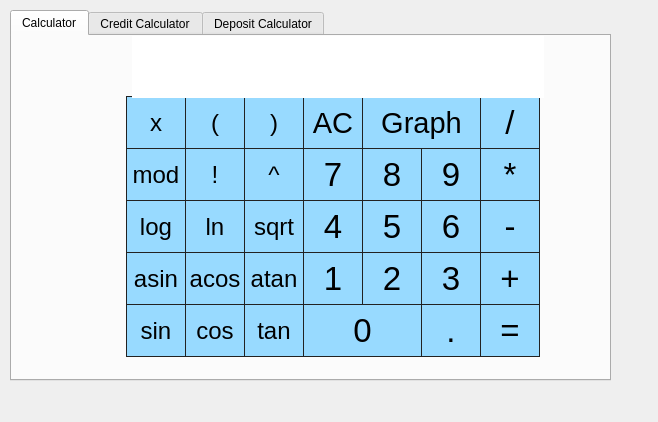
Qt form src/SmartCalc/Views/WinCalc.ui (rozhnof/SmartCalc) before a commit.
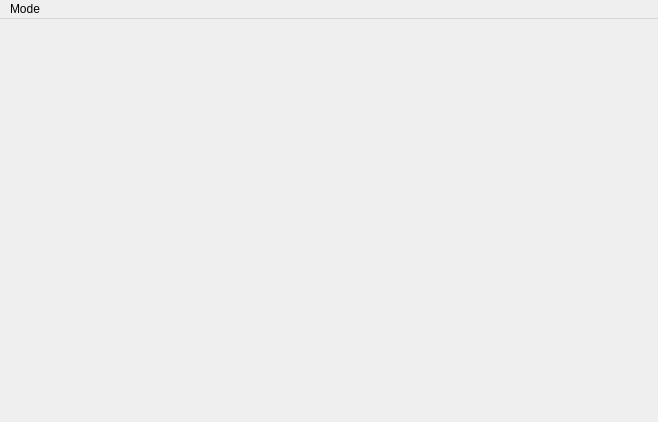
The same form after that commit.

```diff
--- a/src/SmartCalc/Views/WinCalc.ui
+++ b/src/SmartCalc/Views/WinCalc.ui
@@ -25,1383 +25,23 @@
   <property name="windowTitle">
    <string>MainWindow</string>
   </property>
-  <widget class="QWidget" name="MainWidget">
-   <widget class="QTabWidget" name="MainTab">
-    <property name="geometry">
-     <rect>
-      <x>10</x>
-      <y>10</y>
-      <width>601</width>
-      <height>371</height>
-     </rect>
-    </property>
-    <property name="currentIndex">
-     <number>0</number>
-    </property>
-    <widget class="QWidget" name="Calculator">
-     <attribute name="title">
-      <string>Calculator</string>
-     </attribute>
-     <widget class="QPushButton" name="ButtonGetResult">
-      <property name="geometry">
-       <rect>
-        <x>468</x>
-        <y>268</y>
-        <width>60</width>
-        <height>53</height>
-       </rect>
-      </property>
-      <property name="minimumSize">
-       <size>
-        <width>60</width>
-        <height>10</height>
-       </size>
-      </property>
-      <property name="maximumSize">
-       <size>
-        <width>60</width>
-        <height>100</height>
-       </size>
-      </property>
-      <property name="font">
-       <font>
-        <pointsize>25</pointsize>
-       </font>
-      </property>
-      <property name="styleSheet">
-       <string notr="true">QPushButton {
-	 background-color: rgb(152, 218, 255);
-   border: 1px solid rgb(34, 34, 34);
-color: black;
-}
-QPushButton:pressed {
-    background-color: rgb(0, 0, 0);
-}</string>
-      </property>
-      <property name="text">
-       <string>=</string>
-      </property>
-     </widget>
-     <widget class="QPushButton" name="ButtonDrawGraph">
-      <property name="geometry">
-       <rect>
-        <x>350</x>
-        <y>60</y>
-        <width>119</width>
-        <height>53</height>
-       </rect>
-      </property>
-      <property name="minimumSize">
-       <size>
-        <width>0</width>
-        <height>10</height>
-       </size>
-      </property>
-      <property name="maximumSize">
-       <size>
-        <width>1000</width>
-        <height>10000</height>
-       </size>
-      </property>
-      <property name="font">
-       <font>
-        <pointsize>22</pointsize>
-       </font>
-      </property>
-      <property name="styleSheet">
-       <string notr="true">QPushButton {
-	 background-color: rgb(152, 218, 255);
-   border: 1px solid rgb(34, 34, 34);
-color: black;
-}
-QPushButton:pressed {
-    background-color: rgb(0, 0, 0);
-}</string>
-      </property>
-      <property name="text">
-       <string>Graph</string>
-      </property>
-     </widget>
-     <widget class="QPushButton" name="ButtonCos">
-      <property name="geometry">
-       <rect>
-        <x>173</x>
-        <y>268</y>
-        <width>60</width>
-        <height>53</height>
-       </rect>
-      </property>
-      <property name="minimumSize">
-       <size>
-        <width>60</width>
-        <height>10</height>
-       </size>
-      </property>
-      <property name="maximumSize">
-       <size>
-        <width>60</width>
-        <height>100</height>
-       </size>
-      </property>
-      <property name="font">
-       <font>
-        <pointsize>18</pointsize>
-       </font>
-      </property>
-      <property name="styleSheet">
-       <string notr="true">QPushButton {
-	 background-color: rgb(152, 218, 255);
-   border: 1px solid rgb(34, 34, 34);
-color: black;
-}
-QPushButton:pressed {
-    background-color: rgb(0, 0, 0);
-}</string>
-      </property>
-      <property name="text">
-       <string>cos</string>
-      </property>
-     </widget>
-     <widget class="QPushButton" name="ButtonLog">
-      <property name="geometry">
-       <rect>
-        <x>114</x>
-        <y>164</y>
-        <width>60</width>
-        <height>53</height>
-       </rect>
-      </property>
-      <property name="minimumSize">
-       <size>
-        <width>60</width>
-        <height>10</height>
-       </size>
-      </property>
-      <property name="maximumSize">
-       <size>
-        <width>60</width>
-        <height>100</height>
-       </size>
-      </property>
-      <property name="font">
-       <font>
-        <pointsize>18</pointsize>
-       </font>
-      </property>
-      <property name="styleSheet">
-       <string notr="true">QPushButton {
-	 background-color: rgb(152, 218, 255);
-   border: 1px solid rgb(34, 34, 34);
-color: black;
-}
-QPushButton:pressed {
-    background-color: rgb(0, 0, 0);
-}</string>
-      </property>
-      <property name="text">
-       <string>log</string>
-      </property>
-     </widget>
-     <widget class="QPushButton" name="ButtonTan">
-      <property name="geometry">
-       <rect>
-        <x>232</x>
-        <y>268</y>
-        <width>60</width>
-        <height>53</height>
-       </rect>
-      </property>
-      <property name="minimumSize">
-       <size>
-        <width>60</width>
-        <height>10</height>
-       </size>
-      </property>
-      <property name="maximumSize">
-       <size>
-        <width>60</width>
-        <height>100</height>
-       </size>
-      </property>
-      <property name="font">
-       <font>
-        <pointsize>18</pointsize>
-       </font>
-      </property>
-      <property name="styleSheet">
-       <string notr="true">QPushButton {
-	 background-color: rgb(152, 218, 255);
-   border: 1px solid rgb(34, 34, 34);
-color: black;
-}
-QPushButton:pressed {
-    background-color: rgb(0, 0, 0);
-}</string>
-      </property>
-      <property name="text">
-       <string>tan</string>
-      </property>
-      <property name="autoExclusive">
-       <bool>false</bool>
-      </property>
-      <property name="autoDefault">
-       <bool>false</bool>
-      </property>
-     </widget>
-     <widget class="QPushButton" name="Button5">
-      <property name="geometry">
-       <rect>
-        <x>350</x>
-        <y>164</y>
-        <width>60</width>
-        <height>53</height>
-       </rect>
-      </property>
-      <property name="minimumSize">
-       <size>
-        <width>60</width>
-        <height>10</height>
-       </size>
-      </property>
-      <property name="maximumSize">
-       <size>
-        <width>60</width>
-        <height>100</height>
-       </size>
-      </property>
-      <property name="font">
-       <font>
-        <pointsize>25</pointsize>
-       </font>
-      </property>
-      <property name="styleSheet">
-       <string notr="true">QPushButton {
-	 background-color: rgb(152, 218, 255);
-   border: 1px solid rgb(34, 34, 34);
-color: black;
-}
-QPushButton:pressed {
-    background-color: rgb(0, 0, 0);
-}</string>
-      </property>
-      <property name="text">
-       <string>5</string>
-      </property>
-     </widget>
-     <widget class="QPushButton" name="ButtonAcos">
-      <property name="geometry">
-       <rect>
-        <x>173</x>
-        <y>216</y>
-        <width>60</width>
-        <height>53</height>
-       </rect>
-      </property>
-      <property name="minimumSize">
-       <size>
-        <width>60</width>
-        <height>10</height>
-       </size>
-      </property>
-      <property name="maximumSize">
-       <size>
-        <width>60</width>
-        <height>100</height>
-       </size>
-      </property>
-      <property name="font">
-       <font>
-        <pointsize>18</pointsize>
-       </font>
-      </property>
-      <property name="styleSheet">
-       <string notr="true">QPushButton {
-	 background-color: rgb(152, 218, 255);
-   border: 1px solid rgb(34, 34, 34);
-color: black;
-}
-QPushButton:pressed {
-    background-color: rgb(0, 0, 0);
-}</string>
-      </property>
-      <property name="text">
-       <string>acos</string>
-      </property>
-     </widget>
-     <widget class="QPushButton" name="Button3">
-      <property name="geometry">
-       <rect>
-        <x>409</x>
-        <y>216</y>
-        <width>60</width>
-        <height>53</height>
-       </rect>
-      </property>
-      <property name="minimumSize">
-       <size>
-        <width>60</width>
-        <height>10</height>
-       </size>
-      </property>
-      <property name="maximumSize">
-       <size>
-        <width>60</width>
-        <height>100</height>
-       </size>
-      </property>
-      <property name="font">
-       <font>
-        <pointsize>25</pointsize>
-       </font>
-      </property>
-      <property name="styleSheet">
-       <string notr="true">QPushButton {
-	 background-color: rgb(152, 218, 255);
-   border: 1px solid rgb(34, 34, 34);
-color: black;
-}
-QPushButton:pressed {
-    background-color: rgb(0, 0, 0);
-}</string>
-      </property>
-      <property name="text">
-       <string>3</string>
-      </property>
-     </widget>
-     <widget class="QPushButton" name="Button8">
-      <property name="geometry">
-       <rect>
-        <x>350</x>
-        <y>112</y>
-        <width>60</width>
-        <height>53</height>
-       </rect>
-      </property>
-      <property name="minimumSize">
-       <size>
-        <width>60</width>
-        <height>10</height>
-       </size>
-      </property>
-      <property name="maximumSize">
-       <size>
-        <width>60</width>
-        <height>100</height>
-       </size>
-      </property>
-      <property name="font">
-       <font>
-        <pointsize>25</pointsize>
-       </font>
-      </property>
-      <property name="styleSheet">
-       <string notr="true">QPushButton {
-	 background-color: rgb(152, 218, 255);
-   border: 1px solid rgb(34, 34, 34);
-color: black;
-}
-QPushButton:pressed {
-    background-color: rgb(0, 0, 0);
-}</string>
-      </property>
-      <property name="text">
-       <string>8</string>
-      </property>
-     </widget>
-     <widget class="QPushButton" name="Button0">
-      <property name="geometry">
-       <rect>
-        <x>291</x>
-        <y>268</y>
-        <width>119</width>
-        <height>53</height>
-       </rect>
-      </property>
-      <property name="minimumSize">
-       <size>
-        <width>119</width>
-        <height>10</height>
-       </size>
-      </property>
-      <property name="maximumSize">
-       <size>
-        <width>119</width>
-        <height>100</height>
-       </size>
-      </property>
-      <property name="font">
-       <font>
-        <pointsize>25</pointsize>
-       </font>
-      </property>
-      <property name="styleSheet">
-       <string notr="true">QPushButton {
-	 background-color: rgb(152, 218, 255);
-   border: 1px solid rgb(34, 34, 34);
-color: black;
-}
-QPushButton:pressed {
-    background-color: rgb(0, 0, 0);
-}</string>
-      </property>
-      <property name="text">
-       <string>0</string>
-      </property>
-     </widget>
-     <widget class="QPushButton" name="ButtonPow">
-      <property name="geometry">
-       <rect>
-        <x>232</x>
-        <y>112</y>
-        <width>60</width>
-        <height>53</height>
-       </rect>
-      </property>
-      <property name="minimumSize">
-       <size>
-        <width>60</width>
-        <height>10</height>
-       </size>
-      </property>
-      <property name="maximumSize">
-       <size>
-        <width>60</width>
-        <height>100</height>
-       </size>
-      </property>
-      <property name="font">
-       <font>
-        <pointsize>18</pointsize>
-       </font>
-      </property>
-      <property name="styleSheet">
-       <string notr="true">QPushButton {
-	 background-color: rgb(152, 218, 255);
-   border: 1px solid rgb(34, 34, 34);
-color: black;
-}
-QPushButton:pressed {
-    background-color: rgb(0, 0, 0);
-}</string>
-      </property>
-      <property name="text">
-       <string>^</string>
-      </property>
-     </widget>
-     <widget class="QPushButton" name="ButtonFactorial">
-      <property name="geometry">
-       <rect>
-        <x>173</x>
-        <y>112</y>
-        <width>60</width>
-        <height>53</height>
-       </rect>
-      </property>
-      <property name="minimumSize">
-       <size>
-        <width>60</width>
-        <height>10</height>
-       </size>
-      </property>
-      <property name="maximumSize">
-       <size>
-        <width>60</width>
-        <height>100</height>
-       </size>
-      </property>
-      <property name="font">
-       <font>
-        <pointsize>18</pointsize>
-       </font>
-      </property>
-      <property name="styleSheet">
-       <string notr="true">QPushButton {
-	 background-color: rgb(152, 218, 255);
-   border: 1px solid rgb(34, 34, 34);
-color: black;
-}
-QPushButton:pressed {
-    background-color: rgb(0, 0, 0);
-}</string>
-      </property>
-      <property name="text">
-       <string>!</string>
-      </property>
-     </widget>
-     <widget class="QPushButton" name="ButtonAsin">
-      <property name="geometry">
-       <rect>
-        <x>114</x>
-        <y>216</y>
-        <width>60</width>
-        <height>53</height>
-       </rect>
-      </property>
-      <property name="minimumSize">
-       <size>
-        <width>60</width>
-        <height>10</height>
-       </size>
-      </property>
-      <property name="maximumSize">
-       <size>
-        <width>60</width>
-        <height>100</height>
-       </size>
-      </property>
-      <property name="font">
-       <font>
-        <pointsize>18</pointsize>
-       </font>
-      </property>
-      <property name="styleSheet">
-       <string notr="true">QPushButton {
-	 background-color: rgb(152, 218, 255);
-   border: 1px solid rgb(34, 34, 34);
-color: black;
-}
-QPushButton:pressed {
-    background-color: rgb(0, 0, 0);
-}</string>
-      </property>
-      <property name="text">
-       <string>asin</string>
-      </property>
-     </widget>
-     <widget class="QPushButton" name="ButtonSub">
-      <property name="geometry">
-       <rect>
-        <x>468</x>
-        <y>164</y>
-        <width>60</width>
-        <height>53</height>
-       </rect>
-      </property>
-      <property name="minimumSize">
-       <size>
-        <width>60</width>
-        <height>10</height>
-       </size>
-      </property>
-      <property name="maximumSize">
-       <size>
-        <width>60</width>
-        <height>100</height>
-       </size>
-      </property>
-      <property name="font">
-       <font>
-        <pointsize>25</pointsize>
-       </font>
-      </property>
-      <property name="styleSheet">
-       <string notr="true">QPushButton {
-	 background-color: rgb(152, 218, 255);
-   border: 1px solid rgb(34, 34, 34);
-color: black;
-}
-QPushButton:pressed {
-    background-color: rgb(0, 0, 0);
-}</string>
-      </property>
-      <property name="text">
-       <string>-</string>
-      </property>
-     </widget>
-     <widget class="QPushButton" name="ButtonLn">
-      <property name="geometry">
-       <rect>
-        <x>173</x>
-        <y>164</y>
-        <width>60</width>
-        <height>53</height>
-       </rect>
-      </property>
-      <property name="minimumSize">
-       <size>
-        <width>60</width>
-        <height>10</height>
-       </size>
-      </property>
-      <property name="maximumSize">
-       <size>
-        <width>60</width>
-        <height>100</height>
-       </size>
-      </property>
-      <property name="font">
-       <font>
-        <pointsize>18</pointsize>
-       </font>
-      </property>
-      <property name="styleSheet">
-       <string notr="true">QPushButton {
-	 background-color: rgb(152, 218, 255);
-   border: 1px solid rgb(34, 34, 34);
-color: black;
-}
-QPushButton:pressed {
-    background-color: rgb(0, 0, 0);
-}</string>
-      </property>
-      <property name="text">
-       <string>ln</string>
-      </property>
-     </widget>
-     <widget class="QPushButton" name="ButtonAC">
-      <property name="geometry">
-       <rect>
-        <x>291</x>
-        <y>60</y>
-        <width>60</width>
-        <height>53</height>
-       </rect>
-      </property>
-      <property name="minimumSize">
-       <size>
-        <width>60</width>
-        <height>10</height>
-       </size>
-      </property>
-      <property name="maximumSize">
-       <size>
-        <width>60</width>
-        <height>100</height>
-       </size>
-      </property>
-      <property name="font">
-       <font>
-        <pointsize>22</pointsize>
-       </font>
-      </property>
-      <property name="styleSheet">
-       <string notr="true">QPushButton {
-	 background-color: rgb(152, 218, 255);
-   border: 1px solid rgb(34, 34, 34);
-color: black;
-}
-QPushButton:pressed {
-    background-color: rgb(0, 0, 0);
-}</string>
-      </property>
-      <property name="text">
-       <string>AC</string>
-      </property>
-     </widget>
-     <widget class="QPushButton" name="ButtonCloseBracket">
-      <property name="geometry">
-       <rect>
-        <x>232</x>
-        <y>60</y>
-        <width>60</width>
-        <height>53</height>
-       </rect>
-      </property>
-      <property name="minimumSize">
-       <size>
-        <width>60</width>
-        <height>10</height>
-       </size>
-      </property>
-      <property name="maximumSize">
-       <size>
-        <width>60</width>
-        <height>100</height>
-       </size>
-      </property>
-      <property name="font">
-       <font>
-        <pointsize>18</pointsize>
-       </font>
-      </property>
-      <property name="styleSheet">
-       <string notr="true">QPushButton {
-	 background-color: rgb(152, 218, 255);
-   border: 1px solid rgb(34, 34, 34);
-color: black;
-}
-QPushButton:pressed {
-    background-color: rgb(0, 0, 0);
-}</string>
-      </property>
-      <property name="text">
-       <string>)</string>
-      </property>
-     </widget>
-     <widget class="QPushButton" name="ButtonMul">
-      <property name="geometry">
-       <rect>
-        <x>468</x>
-        <y>112</y>
-        <width>60</width>
-        <height>53</height>
-       </rect>
-      </property>
-      <property name="minimumSize">
-       <size>
-        <width>60</width>
-        <height>10</height>
-       </size>
-      </property>
-      <property name="maximumSize">
-       <size>
-        <width>60</width>
-        <height>100</height>
-       </size>
-      </property>
-      <property name="font">
-       <font>
-        <pointsize>25</pointsize>
-       </font>
-      </property>
-      <property name="styleSheet">
-       <string notr="true">QPushButton {
-	 background-color: rgb(152, 218, 255);
-   border: 1px solid rgb(34, 34, 34);
-color: black;
-}
-QPushButton:pressed {
-    background-color: rgb(0, 0, 0);
-}</string>
-      </property>
-      <property name="text">
-       <string>*</string>
-      </property>
-     </widget>
-     <widget class="QPushButton" name="ButtonSin">
-      <property name="geometry">
-       <rect>
-        <x>114</x>
-        <y>268</y>
-        <width>60</width>
-        <height>53</height>
-       </rect>
-      </property>
-      <property name="minimumSize">
-       <size>
-        <width>60</width>
-        <height>10</height>
-       </size>
-      </property>
-      <property name="maximumSize">
-       <size>
-        <width>60</width>
-        <height>100</height>
-       </size>
-      </property>
-      <property name="font">
-       <font>
-        <pointsize>18</pointsize>
-       </font>
-      </property>
-      <property name="styleSheet">
-       <string notr="true">QPushButton {
-	 background-color: rgb(152, 218, 255);
-   border: 1px solid rgb(34, 34, 34);
-color: black;
-}
-QPushButton:pressed {
-    background-color: rgb(0, 0, 0);
-}</string>
-      </property>
-      <property name="text">
-       <string>sin</string>
-      </property>
-     </widget>
-     <widget class="QPushButton" name="ButtonX">
-      <property name="geometry">
-       <rect>
-        <x>114</x>
-        <y>60</y>
-        <width>60</width>
-        <height>53</height>
-       </rect>
-      </property>
-      <property name="minimumSize">
-       <size>
-        <width>60</width>
-        <height>10</height>
-       </size>
-      </property>
-      <property name="maximumSize">
-       <size>
-        <width>60</width>
-        <height>100</height>
-       </size>
-      </property>
-      <property name="font">
-       <font>
-        <pointsize>18</pointsize>
-       </font>
-      </property>
-      <property name="styleSheet">
-       <string notr="true">QPushButton {
-	 background-color: rgb(152, 218, 255);
-   border: 1px solid rgb(34, 34, 34);
-color: black;
-}
-QPushButton:pressed {
-    background-color: rgb(0, 0, 0);
-}</string>
-      </property>
-      <property name="text">
-       <string>x</string>
-      </property>
-     </widget>
-     <widget class="QPushButton" name="Button2">
-      <property name="geometry">
-       <rect>
-        <x>350</x>
-        <y>216</y>
-        <width>60</width>
-        <height>53</height>
-       </rect>
-      </property>
-      <property name="minimumSize">
-       <size>
-        <width>60</width>
-        <height>10</height>
-       </size>
-      </property>
-      <property name="maximumSize">
-       <size>
-        <width>60</width>
-        <height>100</height>
-       </size>
-      </property>
-      <property name="font">
-       <font>
-        <pointsize>25</pointsize>
-       </font>
-      </property>
-      <property name="styleSheet">
-       <string notr="true">QPushButton {
-	 background-color: rgb(152, 218, 255);
-   border: 1px solid rgb(34, 34, 34);
-color: black;
-}
-QPushButton:pressed {
-    background-color: rgb(0, 0, 0);
-}</string>
-      </property>
-      <property name="text">
-       <string>2</string>
-      </property>
-     </widget>
-     <widget class="QPushButton" name="Button9">
-      <property name="geometry">
-       <rect>
-        <x>409</x>
-        <y>112</y>
-        <width>60</width>
-        <height>53</height>
-       </rect>
-      </property>
-      <property name="minimumSize">
-       <size>
-        <width>60</width>
-        <height>10</height>
-       </size>
-      </property>
-      <property name="maximumSize">
-       <size>
-        <width>60</width>
-        <height>100</height>
-       </size>
-      </property>
-      <property name="font">
-       <font>
-        <pointsize>25</pointsize>
-       </font>
-      </property>
-      <property name="styleSheet">
-       <string notr="true">QPushButton {
-	 background-color: rgb(152, 218, 255);
-   border: 1px solid rgb(34, 34, 34);
-color: black;
-}
-QPushButton:pressed {
-    background-color: rgb(0, 0, 0);
-}</string>
-      </property>
-      <property name="text">
-       <string>9</string>
-      </property>
-     </widget>
-     <widget class="QPushButton" name="Button4">
-      <property name="geometry">
-       <rect>
-        <x>291</x>
-        <y>164</y>
-        <width>60</width>
-        <height>53</height>
-       </rect>
-      </property>
-      <property name="minimumSize">
-       <size>
-        <width>60</width>
-        <height>10</height>
-       </size>
-      </property>
-      <property name="maximumSize">
-       <size>
-        <width>60</width>
-        <height>100</height>
-       </size>
-      </property>
-      <property name="font">
-       <font>
-        <pointsize>25</pointsize>
-       </font>
-      </property>
-      <property name="styleSheet">
-       <string notr="true">QPushButton {
-	 background-color: rgb(152, 218, 255);
-   border: 1px solid rgb(34, 34, 34);
-color: black;
-}
-QPushButton:pressed {
-    background-color: rgb(0, 0, 0);
-}</string>
-      </property>
-      <property name="text">
-       <string>4</string>
-      </property>
-     </widget>
-     <widget class="QPushButton" name="ButtonAtan">
-      <property name="geometry">
-       <rect>
-        <x>232</x>
-        <y>216</y>
-        <width>60</width>
-        <height>53</height>
-       </rect>
-      </property>
-      <property name="minimumSize">
-       <size>
-        <width>60</width>
-        <height>10</height>
-       </size>
-      </property>
-      <property name="maximumSize">
-       <size>
-        <width>60</width>
-        <height>100</height>
-       </size>
-      </property>
-      <property name="font">
-       <font>
-        <pointsize>18</pointsize>
-       </font>
-      </property>
-      <property name="styleSheet">
-       <string notr="true">QPushButton {
-	 background-color: rgb(152, 218, 255);
-   border: 1px solid rgb(34, 34, 34);
-color: black;
-}
-QPushButton:pressed {
-    background-color: rgb(0, 0, 0);
-}</string>
-      </property>
-      <property name="text">
-       <string>atan</string>
-      </property>
-     </widget>
-     <widget class="QPushButton" name="ButtonSqrt">
-      <property name="geometry">
-       <rect>
-        <x>232</x>
-        <y>164</y>
-        <width>60</width>
-        <height>53</height>
-       </rect>
-      </property>
-      <property name="minimumSize">
-       <size>
-        <width>60</width>
-        <height>10</height>
-       </size>
-      </property>
-      <property name="maximumSize">
-       <size>
-        <width>60</width>
-        <height>100</height>
-       </size>
-      </property>
-      <property name="font">
-       <font>
-        <pointsize>18</pointsize>
-       </font>
-      </property>
-      <property name="styleSheet">
-       <string notr="true">QPushButton {
-	 background-color: rgb(152, 218, 255);
-   border: 1px solid rgb(34, 34, 34);
-color: black;
-}
-QPushButton:pressed {
-    background-color: rgb(0, 0, 0);
-}</string>
-      </property>
-      <property name="text">
-       <string>sqrt</string>
-      </property>
-     </widget>
-     <widget class="QPushButton" name="Button7">
-      <property name="geometry">
-       <rect>
-        <x>291</x>
-        <y>112</y>
-        <width>60</width>
-        <height>53</height>
-       </rect>
-      </property>
-      <property name="minimumSize">
-       <size>
-        <width>60</width>
-        <height>10</height>
-       </size>
-      </property>
-      <property name="maximumSize">
-       <size>
-        <width>60</width>
-        <height>100</height>
-       </size>
-      </property>
-      <property name="font">
-       <font>
-        <pointsize>25</pointsize>
-       </font>
-      </property>
-      <property name="styleSheet">
-       <string notr="true">QPushButton {
-	 background-color: rgb(152, 218, 255);
-   border: 1px solid rgb(34, 34, 34);
-color: black;
-}
-QPushButton:pressed {
-    background-color: rgb(0, 0, 0);
-}</string>
-      </property>
-      <property name="text">
-       <string>7</string>
-      </property>
-     </widget>
-     <widget class="QPushButton" name="ButtonSum">
-      <property name="geometry">
-       <rect>
-        <x>468</x>
-        <y>216</y>
-        <width>60</width>
-        <height>53</height>
-       </rect>
-      </property>
-      <property name="minimumSize">
-       <size>
-        <width>60</width>
-        <height>10</height>
-       </size>
-      </property>
-      <property name="maximumSize">
-       <size>
-        <width>60</width>
-        <height>100</height>
-       </size>
-      </property>
-      <property name="font">
-       <font>
-        <pointsize>25</pointsize>
-       </font>
-      </property>
-      <property name="styleSheet">
-       <string notr="true">QPushButton {
-	 background-color: rgb(152, 218, 255);
-   border: 1px solid rgb(34, 34, 34);
-color: black;
-}
-QPushButton:pressed {
-    background-color: rgb(0, 0, 0);
-}</string>
-      </property>
-      <property name="text">
-       <string>+</string>
-      </property>
-     </widget>
-     <widget class="QPushButton" name="Button6">
-      <property name="geometry">
-       <rect>
-        <x>409</x>
-        <y>164</y>
-        <width>60</width>
-        <height>53</height>
-       </rect>
-      </property>
-      <property name="minimumSize">
-       <size>
-        <width>60</width>
-        <height>10</height>
-       </size>
-      </property>
-      <property name="maximumSize">
-       <size>
-        <width>60</width>
-        <height>100</height>
-       </size>
-      </property>
-      <property name="font">
-       <font>
-        <pointsize>25</pointsize>
-       </font>
-      </property>
-      <property name="styleSheet">
-       <string notr="true">QPushButton {
-	 background-color: rgb(152, 218, 255);
-   border: 1px solid rgb(34, 34, 34);
-color: black;
-}
-QPushButton:pressed {
-    background-color: rgb(0, 0, 0);
-}</string>
-      </property>
-      <property name="text">
-       <string>6</string>
-      </property>
-     </widget>
-     <widget class="QPushButton" name="ButtonDot">
-      <property name="geometry">
-       <rect>
-        <x>409</x>
-        <y>268</y>
-        <width>60</width>
-        <height>53</height>
-       </rect>
-      </property>
-      <property name="minimumSize">
-       <size>
-        <width>60</width>
-        <height>10</height>
-       </size>
-      </property>
-      <property name="maximumSize">
-       <size>
-        <width>60</width>
-        <height>100</height>
-       </size>
-      </property>
-      <property name="font">
-       <font>
-        <pointsize>25</pointsize>
-       </font>
-      </property>
-      <property name="styleSheet">
-       <string notr="true">QPushButton {
-	 background-color: rgb(152, 218, 255);
-   border: 1px solid rgb(34, 34, 34);
-color: black;
-}
-QPushButton:pressed {
-    background-color: rgb(0, 0, 0);
-}</string>
-      </property>
-      <property name="text">
-       <string>.</string>
-      </property>
-     </widget>
-     <widget class="QPushButton" name="Button1">
-      <property name="geometry">
-       <rect>
-        <x>291</x>
-        <y>216</y>
-        <width>60</width>
-        <height>53</height>
-       </rect>
-      </property>
-      <property name="minimumSize">
-       <size>
-        <width>60</width>
-        <height>10</height>
-       </size>
-      </property>
-      <property name="maximumSize">
-       <size>
-        <width>60</width>
-        <height>100</height>
-       </size>
-      </property>
-      <property name="font">
-       <font>
-        <pointsize>25</pointsize>
-       </font>
-      </property>
-      <property name="styleSheet">
-       <string notr="true">QPushButton {
-	 background-color: rgb(152, 218, 255);
-   border: 1px solid rgb(34, 34, 34);
-color: black;
-}
-QPushButton:pressed {
-    background-color: rgb(0, 0, 0);
-}</string>
-      </property>
-      <property name="text">
-       <string>1</string>
-      </property>
-     </widget>
-     <widget class="QPushButton" name="ButtonOpenBracket">
-      <property name="geometry">
-       <rect>
-        <x>173</x>
-        <y>60</y>
-        <width>60</width>
-        <height>53</height>
-       </rect>
-      </property>
-      <property name="minimumSize">
-       <size>
-        <width>60</width>
-        <height>10</height>
-       </size>
-      </property>
-      <property name="maximumSize">
-       <size>
-        <width>60</width>
-        <height>100</height>
-       </size>
-      </property>
-      <property name="font">
-       <font>
-        <pointsize>18</pointsize>
-       </font>
-      </property>
-      <property name="styleSheet">
-       <string notr="true">QPushButton {
-	 background-color: rgb(152, 218, 255);
-   border: 1px solid rgb(34, 34, 34);
-color: black;
-}
-QPushButton:pressed {
-    background-color: rgb(0, 0, 0);
-}</string>
-      </property>
-      <property name="text">
-       <string>(</string>
-      </property>
-     </widget>
-     <widget class="QPushButton" name="ButtonMod">
-      <property name="geometry">
-       <rect>
-        <x>114</x>
-        <y>112</y>
-        <width>60</width>
-        <height>53</height>
-       </rect>
-      </property>
-      <property name="minimumSize">
-       <size>
-        <width>60</width>
-        <height>10</height>
-       </size>
-      </property>
-      <property name="maximumSize">
-       <size>
-        <width>60</width>
-        <height>100</height>
-       </size>
-      </property>
-      <property name="font">
-       <font>
-        <pointsize>18</pointsize>
-       </font>
-      </property>
-      <property name="styleSheet">
-       <string notr="true">QPushButton {
-	 background-color: rgb(152, 218, 255);
-   border: 1px solid rgb(34, 34, 34);
-color: black;
-}
-QPushButton:pressed {
-    background-color: rgb(0, 0, 0);
-}</string>
-      </property>
-      <property name="text">
-       <string>mod</string>
-      </property>
-     </widget>
-     <widget class="QPushButton" name="ButtonDiv">
-      <property name="geometry">
-       <rect>
-        <x>468</x>
-        <y>60</y>
-        <width>60</width>
-        <height>53</height>
-       </rect>
-      </property>
-      <property name="minimumSize">
-       <size>
-        <width>60</width>
-        <height>10</height>
-       </size>
-      </property>
-      <property name="maximumSize">
-       <size>
-        <width>60</width>
-        <height>100</height>
-       </size>
-      </property>
-      <property name="font">
-       <font>
-        <pointsize>25</pointsize>
-       </font>
-      </property>
-      <property name="styleSheet">
-       <string notr="true">QPushButton {
-	 background-color: rgb(152, 218, 255);
-   border: 1px solid rgb(34, 34, 34);
-color: black;
-}
-QPushButton:pressed {
-    background-color: rgb(0, 0, 0);
-}</string>
-      </property>
-      <property name="text">
-       <string>/</string>
-      </property>
-     </widget>
-     <widget class="QLabel" name="LabelInput">
-      <property name="geometry">
-       <rect>
-        <x>120</x>
-        <y>0</y>
-        <width>412</width>
-        <height>62</height>
-       </rect>
-      </property>
-      <property name="font">
-       <font>
-        <pointsize>25</pointsize>
-        <bold>true</bold>
-       </font>
-      </property>
-      <property name="styleSheet">
-       <string notr="true">background-color:white;</string>
-      </property>
-      <property name="text">
-       <string/>
-      </property>
-     </widget>
-    </widget>
-    <widget class="QWidget" name="CreditCalc">
-     <attribute name="title">
-      <string>Credit Calculator</string>
-     </attribute>
-    </widget>
-    <widget class="QWidget" name="DepositCalc">
-     <attribute name="title">
-      <string>Deposit Calculator</string>
-     </attribute>
-    </widget>
+  <widget class="QWidget" name="MainWidget"/>
+  <widget class="QMenuBar" name="menuBar">
+   <property name="geometry">
+    <rect>
+     <x>0</x>
+     <y>0</y>
+     <width>658</width>
+     <height>24</height>
+    </rect>
+   </property>
+   <widget class="QMenu" name="menuMode">
+    <property name="title">
+     <string>Mode</string>
+    </property>
+    <addaction name="actionCalculator"/>
    </widget>
+   <addaction name="menuMode"/>
   </widget>
  </widget>
  <resources/>
```
Left out of the diff: 5 changed lines with no effect on the pictures.
